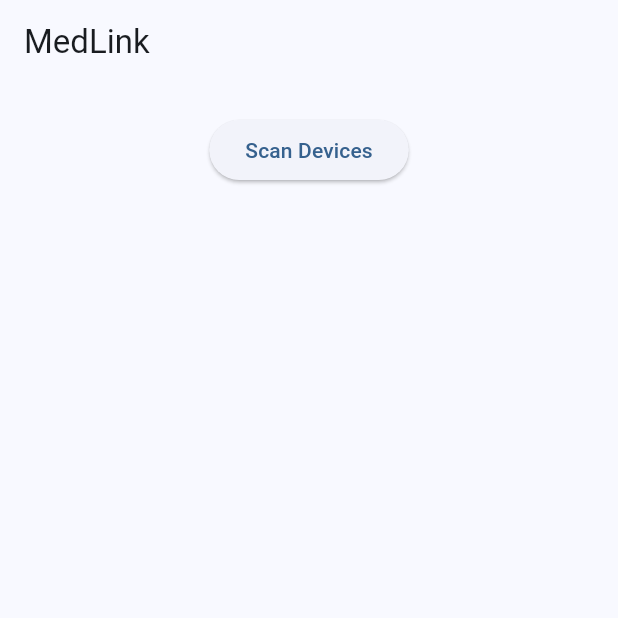
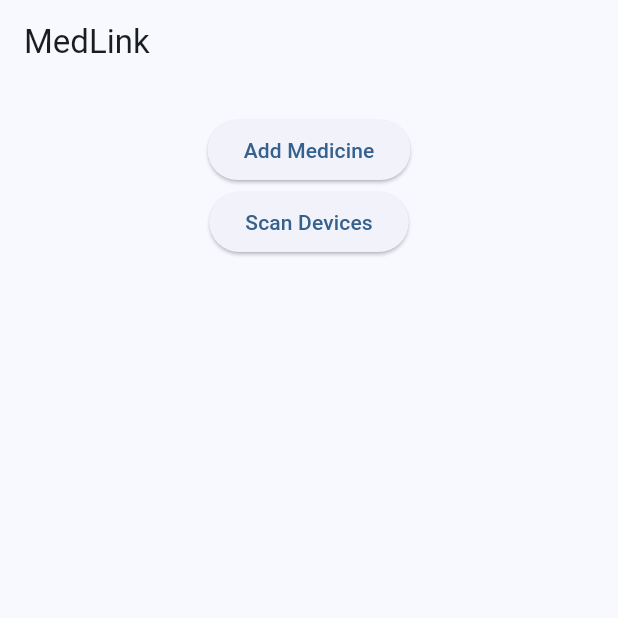
Before and after one commit to Mark-raven/MedLink-App, a Flutter app: the screen it shows after launch, on a phone screen of 412 x 824 dp, the top half of it. Run offline on Flutter 3.47's test engine with Material 3 defaults, Android fonts, the light colour scheme and no system bars; our stand-ins replace flutter_blue_plus, permission_handler.

Commit message:
Implement dynamic medicine reminders

```diff
--- a/lib/models/medicine.dart
+++ b/lib/models/medicine.dart
@@ -0,0 +1,7 @@
+class Medicine {
+  final String name;
+  final int hour;
+  final int minute;
+
+  Medicine({required this.name, required this.hour, required this.minute});
+}
--- a/lib/screens/home_screen.dart
+++ b/lib/screens/home_screen.dart
@@ -3,6 +3,9 @@ import 'package:flutter_blue_plus/flutter_blue_plus.dart';
 
 import '../services/permission_service.dart';
 import '../ble/ble_service.dart';
+
+import '../models/medicine.dart';
+import 'medicine_screen.dart';
 
 class HomeScreen extends StatefulWidget {
   const HomeScreen({super.key});
@@ -16,6 +19,8 @@ class _HomeScreenState extends State<HomeScreen> {
   final BleService bleService = BleService();
 
   List<BluetoothDevice> devices = [];
+
+  Medicine? medicine;
 
   Future<void> scanDevices() async {
     devices = await bleService.scanDevices();
@@ -38,7 +43,22 @@ class _HomeScreenState extends State<HomeScreen> {
       "${selectedTime.minute.toString().padLeft(2, '0')}",
     );
 
-    await bleService.sendSchedule(device, 1, 46, "Vitamin D");
+    if (medicine == null) {
+      if (!context.mounted) return;
+
+      ScaffoldMessenger.of(context).showSnackBar(
+        const SnackBar(content: Text("Please add a medicine first")),
+      );
+
+      return;
+    }
+
+    await bleService.sendSchedule(
+      device,
+      medicine!.hour,
+      medicine!.minute,
+      medicine!.name,
+    );
 
     if (!context.mounted) return;
 
@@ -61,6 +81,38 @@ class _HomeScreenState extends State<HomeScreen> {
       body: Column(
         children: [
           const SizedBox(height: 20),
+
+          ElevatedButton(
+            onPressed: () async {
+              final Medicine? result = await Navigator.push<Medicine>(
+                context,
+                MaterialPageRoute(builder: (context) => const MedicineScreen()),
+              );
+
+              if (result != null) {
+                setState(() {
+                  medicine = result;
+                });
+
+                debugPrint(
+                  "Medicine selected: ${medicine!.name} "
+                  "${medicine!.hour.toString().padLeft(2, '0')}:"
+                  "${medicine!.minute.toString().padLeft(2, '0')}",
+                );
+              }
+            },
+            child: const Text("Add Medicine"),
+          ),
+
+          if (medicine != null)
+            ListTile(
+              leading: const Icon(Icons.medication),
+              title: Text(medicine!.name),
+              subtitle: Text(
+                "${medicine!.hour.toString().padLeft(2, '0')}:"
+                "${medicine!.minute.toString().padLeft(2, '0')}",
+              ),
+            ),
 
           ElevatedButton(
             onPressed: () async {
@@ -114,8 +166,14 @@ class _HomeScreenState extends State<HomeScreen> {
 
                     await Future.delayed(const Duration(milliseconds: 500));
 
-                    // Ask user for reminder time
-                    await selectReminderTime(device);
+                    if (medicine != null) {
+                      await bleService.sendSchedule(
+                        device,
+                        medicine!.hour,
+                        medicine!.minute,
+                        medicine!.name,
+                      );
+                    }
 
                     if (!context.mounted) return;
 
```
Also changed, not shown: lib/screens/medicine_screen.dart (+112 -0 lines).
